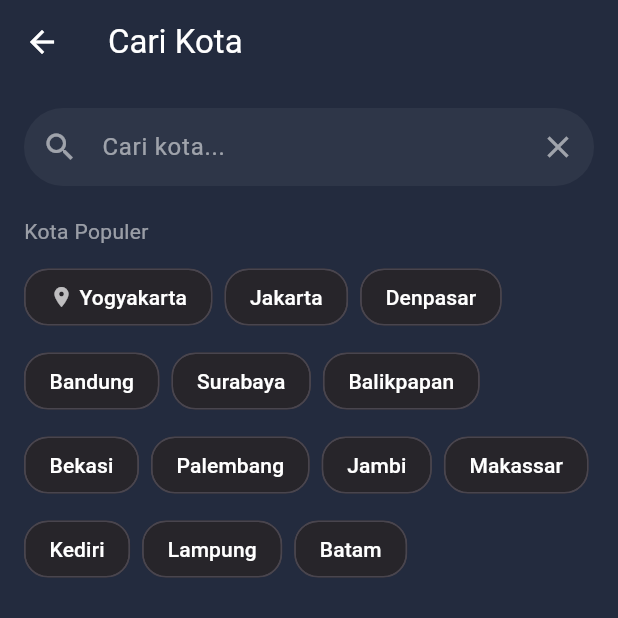
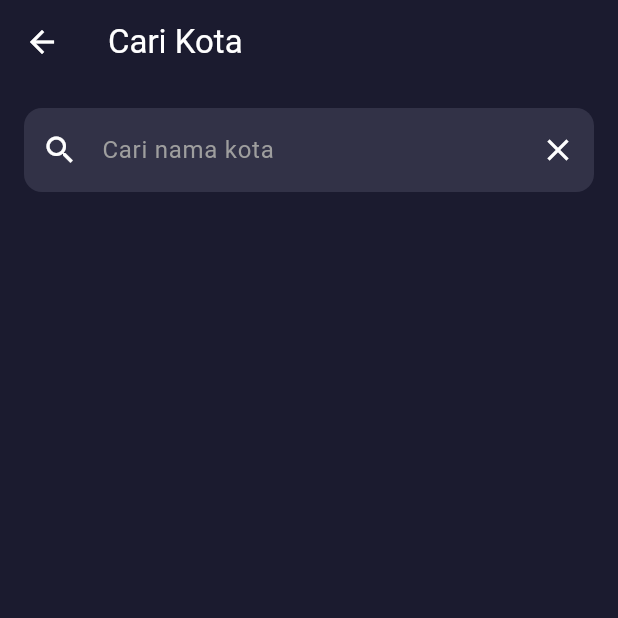
Before and after one commit to BWeather-App/bweather_frontend, a Flutter app: the screen it shows after launch, after a tap on the "add" icon, on a phone screen of 412 x 824 dp, the top half of it. Run offline on Flutter 3.47's test engine with Material 3 defaults, Android fonts, the phone set to English and light mode, and no system bars; our stand-ins replace geolocator, permission_handler, shared_preferences; Roboto replaces fonts that are missing (Montserrat).

Commit message:
sesuaikan tampilan UI

```diff
--- a/lib/main.dart
+++ b/lib/main.dart
@@ -3,6 +3,7 @@ import 'package:intl/intl.dart';
 import 'package:intl/date_symbol_data_local.dart';
 import 'services/permission_service.dart';
 import 'screens/weather_home.dart';
+import 'screens/city_weather_page.dart'; // sesuaikan path kalau berbeda
 
 Future<void> main() async {
   WidgetsFlutterBinding.ensureInitialized();
@@ -47,14 +48,14 @@ class _MyAppState extends State<MyApp> {
       theme: ThemeData(
         brightness: Brightness.light,
         fontFamily: 'Montserrat',
-        scaffoldBackgroundColor: const Color(0xFFFCFAF6), // krem
+        scaffoldBackgroundColor: const Color(0xFFFCFAF6),
         colorScheme: ColorScheme.fromSeed(
           seedColor: Colors.deepPurple,
           brightness: Brightness.light,
-          background: Color(0xFFFCFAF6),
-          onBackground: Color(0xFF232B3E),
-          primary: Color(0xFF232B3E),
-          onPrimary: Color(0xFF232B3E),
+          background: const Color(0xFFFCFAF6),
+          onBackground: const Color(0xFF232B3E),
+          primary: const Color(0xFF232B3E),
+          onPrimary: const Color(0xFF232B3E),
         ),
         iconTheme: const IconThemeData(color: Color(0xFF232B3E)),
         textTheme: const TextTheme(
@@ -73,6 +74,7 @@ class _MyAppState extends State<MyApp> {
         ),
       ),
       themeMode: isDarkMode ? ThemeMode.dark : ThemeMode.light,
+      routes: {'/city-weather': (context) => const CityWeatherPage()},
       home: WeatherHomePage(onToggleTheme: toggleTheme, isDarkMode: isDarkMode),
     );
   }
--- a/lib/screens/search_city_page.dart
+++ b/lib/screens/search_city_page.dart
@@ -1,5 +1,6 @@
+import 'dart:convert';
 import 'package:flutter/material.dart';
-import '../favorite_city_helper.dart';
+import 'package:http/http.dart' as http;
 
 class SearchCityPage extends StatefulWidget {
   const SearchCityPage({super.key});
@@ -10,200 +11,116 @@ class SearchCityPage extends StatefulWidget {
 
 class _SearchCityPageState extends State<SearchCityPage> {
   final TextEditingController _controller = TextEditingController();
-  final List<Map<String, String>> allCities = [
-    {"city": "Surabaya", "region": "Jawa Timur, Indonesia"},
-    {"city": "Surabaya", "region": "Lampung, Indonesia"},
-    {"city": "Surabaya", "region": "Nusa Tenggara Barat, Indonesia"},
-    {"city": "Jakarta", "region": "DKI Jakarta, Indonesia"},
-    {"city": "Denpasar", "region": "Bali, Indonesia"},
-    {"city": "Bandung", "region": "Jawa Barat, Indonesia"},
-    {"city": "Bekasi", "region": "Jawa Barat, Indonesia"},
-    {"city": "Palembang", "region": "Sumatera Selatan, Indonesia"},
-    {"city": "Jambi", "region": "Jambi, Indonesia"},
-    {"city": "Makassar", "region": "Sulawesi Selatan, Indonesia"},
-    {"city": "Kediri", "region": "Jawa Timur, Indonesia"},
-    {"city": "Lampung", "region": "Lampung, Indonesia"},
-  ];
+  List<Map<String, String>> _suggestions = [];
+  bool _isLoading = false;
 
-  List<Map<String, String>> filteredCities = [];
+  Future<void> fetchSuggestions(String query) async {
+    setState(() => _isLoading = true);
 
-  @override
-  void initState() {
-    super.initState();
-    filteredCities = allCities;
+    try {
+      final response = await http.get(
+        Uri.parse('http://192.168.5.4:8000/suggestions?query=$query'),
+      );
+      print('Status Code: ${response.statusCode}');
+      print('Body: ${response.body}');
+
+      if (response.statusCode == 200) {
+        final data = json.decode(response.body) as List;
+
+        setState(() {
+          _suggestions =
+              data.map<Map<String, String>>((e) {
+                return {
+                  'name': e['name'].toString(),
+                  'region': e['full'].toString(),
+                };
+              }).toList();
+        });
+      } else {
+        throw Exception('Gagal mengambil saran lokasi');
+      }
+    } catch (e) {
+      if (mounted) {
+        ScaffoldMessenger.of(context).showSnackBar(
+          const SnackBar(content: Text("Gagal mengambil saran lokasi")),
+        );
+      }
+    } finally {
+      if (mounted) setState(() => _isLoading = false);
+    }
   }
 
-  void _onSearch(String value) {
-    setState(() {
-      filteredCities = allCities
-          .where((city) =>
-              city["city"]!.toLowerCase().contains(value.toLowerCase()))
-          .toList();
-    });
+  void onCitySelected(String name) {
+    Navigator.pushNamed(context, '/city-weather', arguments: name);
   }
 
   @override
   Widget build(BuildContext context) {
-    final isLight = Theme.of(context).brightness == Brightness.light;
-    final textColor = isLight ? const Color(0xFF232B3E) : Colors.white;
-    final subTextColor = isLight ? Colors.black54 : Colors.white54;
-    final cardColor = isLight ? Colors.white : Colors.white.withOpacity(0.05);
-
     return Scaffold(
-      backgroundColor: Theme.of(context).scaffoldBackgroundColor,
+      backgroundColor: const Color(0xFF1B1B2F),
       appBar: AppBar(
         backgroundColor: Colors.transparent,
+        title: const Text('Cari Kota'),
+        foregroundColor: Colors.white,
         elevation: 0,
-        leading: IconButton(
-          icon: Icon(Icons.arrow_back, color: textColor),
-          onPressed: () => Navigator.pop(context),
-        ),
-        title: Text(
-          'Cari Kota',
-          style: TextStyle(color: textColor),
-        ),
       ),
       body: Padding(
         padding: const EdgeInsets.all(16),
         child: Column(
-          crossAxisAlignment: CrossAxisAlignment.start,
           children: [
-            Container(
-              decoration: BoxDecoration(
-                color: cardColor,
-                borderRadius: BorderRadius.circular(30),
-                boxShadow: isLight
-                    ? [
-                        BoxShadow(
-                          color: Colors.black.withOpacity(0.04),
-                          blurRadius: 16,
-                          offset: const Offset(0, 4),
-                        )
-                      ]
-                    : [],
-              ),
-              child: TextField(
+            TextField(
               controller: _controller,
-                style: TextStyle(color: textColor),
-                onChanged: _onSearch,
+              onChanged: (value) {
+                if (value.length >= 3) {
+                  fetchSuggestions(value);
+                }
+              },
+              style: const TextStyle(color: Colors.white),
               decoration: InputDecoration(
-                  hintText: "Cari kota...",
-                  hintStyle: TextStyle(color: subTextColor),
-                  prefixIcon: Icon(Icons.search, color: subTextColor),
-                  border: InputBorder.none,
+                hintText: 'Cari nama kota',
+                hintStyle: const TextStyle(color: Colors.grey),
+                prefixIcon: const Icon(Icons.search, color: Colors.white),
                 suffixIcon: IconButton(
-                    icon: Icon(Icons.close, color: subTextColor),
+                  icon: const Icon(Icons.clear, color: Colors.white),
                   onPressed: () {
                     _controller.clear();
-                      _onSearch('');
+                    setState(() => _suggestions.clear());
                   },
                 ),
-                  contentPadding: const EdgeInsets.symmetric(vertical: 14),
+                filled: true,
+                fillColor: const Color(0xFF323247),
+                border: OutlineInputBorder(
+                  borderRadius: BorderRadius.circular(12),
+                  borderSide: BorderSide.none,
                 ),
               ),
             ),
-            const SizedBox(height: 20),
-            if (_controller.text.isEmpty) ...[
-              Text(
-                "Kota Populer",
-                style: TextStyle(color: subTextColor, fontSize: 14),
-              ),
-              const SizedBox(height: 10),
-              Wrap(
-                spacing: 8,
-                runSpacing: 8,
-                children: [
-                  _CityChip(label: "Yogyakarta", isLocation: true, isLight: isLight),
-                  _CityChip(label: "Jakarta", isLight: isLight),
-                  _CityChip(label: "Denpasar", isLight: isLight),
-                  _CityChip(label: "Bandung", isLight: isLight),
-                  _CityChip(label: "Surabaya", isLight: isLight),
-                  _CityChip(label: "Balikpapan", isLight: isLight),
-                  _CityChip(label: "Bekasi", isLight: isLight),
-                  _CityChip(label: "Palembang", isLight: isLight),
-                  _CityChip(label: "Jambi", isLight: isLight),
-                  _CityChip(label: "Makassar", isLight: isLight),
-                  _CityChip(label: "Kediri", isLight: isLight),
-                  _CityChip(label: "Lampung", isLight: isLight),
-                  _CityChip(label: "Batam", isLight: isLight),
-                ],
-              ),
-            ] else ...[
-              Expanded(
+            const SizedBox(height: 16),
+            _isLoading
+                ? const Center(child: CircularProgressIndicator())
+                : Expanded(
                   child: ListView.builder(
-                  itemCount: filteredCities.length,
+                    itemCount: _suggestions.length,
                     itemBuilder: (context, index) {
-                    final city = filteredCities[index];
-                    return Container(
-                      margin: const EdgeInsets.only(bottom: 8),
-                      decoration: BoxDecoration(
-                        color: cardColor,
-                        borderRadius: BorderRadius.circular(12),
-                        boxShadow: isLight
-                            ? [
-                                BoxShadow(
-                                  color: Colors.black.withOpacity(0.04),
-                                  blurRadius: 16,
-                                  offset: const Offset(0, 4),
-                                )
-                              ]
-                            : [],
-                      ),
-                      child: ListTile(
+                      final item = _suggestions[index];
+                      return ListTile(
                         title: Text(
-                          city["city"]!,
-                          style: TextStyle(color: textColor),
+                          item['name'] ?? '',
+                          style: const TextStyle(color: Colors.white),
                         ),
                         subtitle: Text(
-                          city["region"]!,
-                          style: TextStyle(color: subTextColor, fontSize: 12),
+                          item['region'] ?? '',
+                          style: const TextStyle(color: Colors.grey),
                         ),
-                        trailing: Icon(Icons.add, color: subTextColor),
-                        onTap: () async {
-                          await FavoriteCityHelper.addFavoriteCity(city["city"]!);
-                          ScaffoldMessenger.of(context).showSnackBar(
-                            SnackBar(content: Text('${city["city"]} ditambahkan ke favorit')),
-                          );
-                        },
-                      ),
+                        trailing: const Icon(Icons.add, color: Colors.white),
+                        onTap: () => onCitySelected(item['name'] ?? ''),
                       );
                     },
                   ),
                 ),
-            ],
           ],
         ),
       ),
     );
   }
 }
-
-class _CityChip extends StatelessWidget {
-  final String label;
-  final bool isLocation;
-  final bool isLight;
-
-  const _CityChip({required this.label, this.isLocation = false, required this.isLight});
-
-  @override
-  Widget build(BuildContext context) {
-    final textColor = isLight ? const Color(0xFF232B3E) : Colors.white;
-    final cardColor = isLight ? Colors.white : Colors.white.withOpacity(0.08);
-
-    return Chip(
-      backgroundColor: cardColor,
-      label: Row(
-        mainAxisSize: MainAxisSize.min,
-        children: [
-          if (isLocation)
-            Icon(Icons.location_on, color: textColor.withOpacity(0.7), size: 16),
-          if (isLocation) const SizedBox(width: 4),
-          Text(label, style: TextStyle(color: textColor)),
-        ],
-      ),
-      shape: RoundedRectangleBorder(borderRadius: BorderRadius.circular(16)),
-      elevation: isLight ? 2 : 0,
-      shadowColor: isLight ? Colors.black.withOpacity(0.04) : Colors.transparent,
-    );
-  }
-}
```
Also changed, not shown: lib/screens/city_weather_page.dart (added, +172 -0 lines), lib/services/weather_service.dart (+27 -10 lines). Lines whose indentation alone changed are shown as unchanged.
